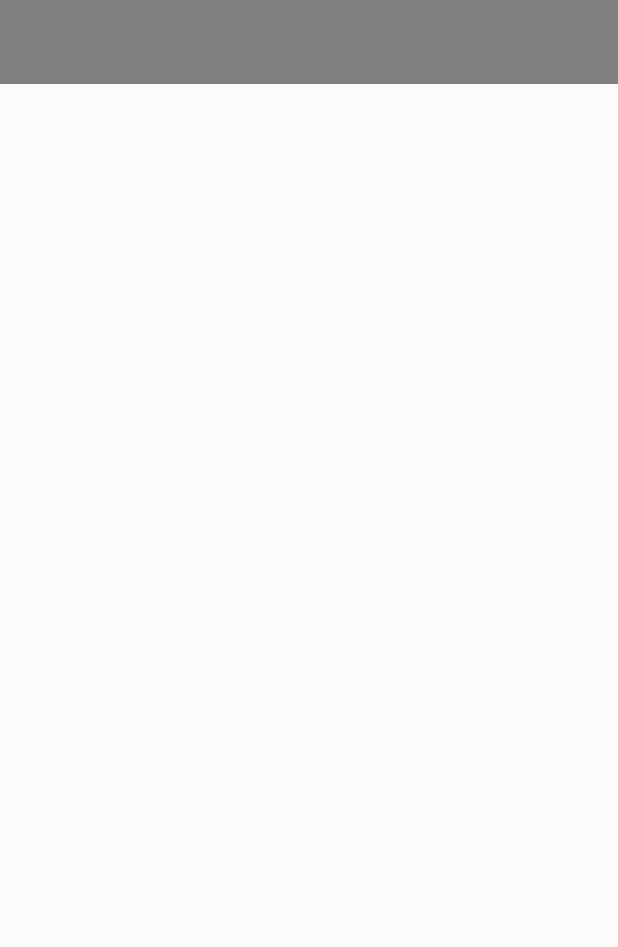
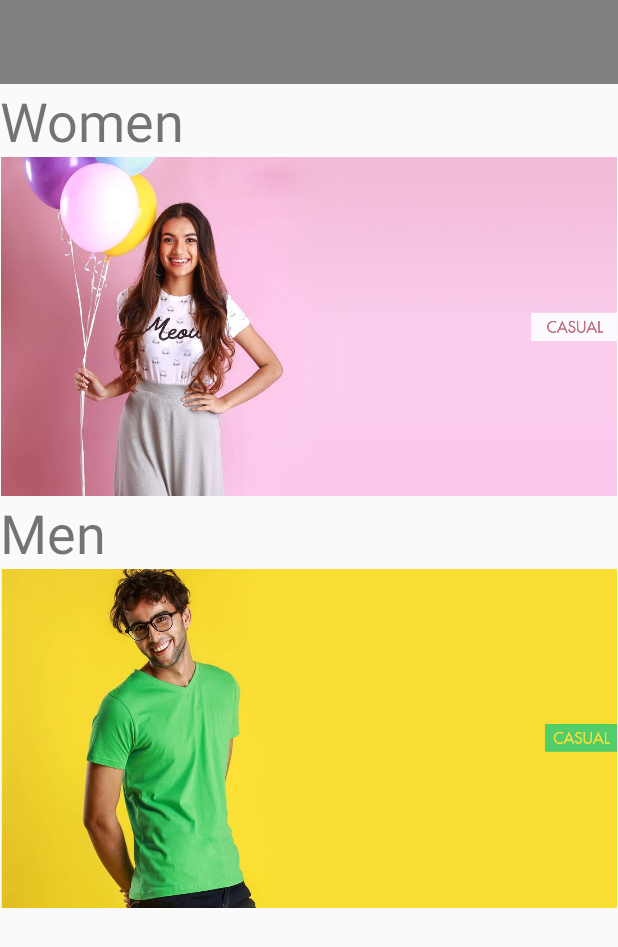
Before and after one commit to Udabanga/StyleOmega-CB007760, an Android app: the layout activity_home.xml on its own in the app's theme, with its tools: preview values and no code run, on a phone screen of 412 x 824 dp. Shown: the top 947 px of the screen. Run offline under Robolectric (Android 15) with nearby library versions, the phone set to English and light mode, and no system bars.

Commit message:
Added images

```diff
--- a/app/src/main/res/layout/activity_home.xml
+++ b/app/src/main/res/layout/activity_home.xml
@@ -8,21 +8,70 @@
     android:orientation="vertical"
     tools:openDrawer="end">
 
-    <RelativeLayout
+    <androidx.constraintlayout.widget.ConstraintLayout
         android:layout_width="match_parent"
         android:layout_height="match_parent">
 
         <androidx.appcompat.widget.Toolbar
-            android:id="@+id/toolbar"
+            android:id="@+id/toolbarAdmin"
             android:layout_width="match_parent"
             android:layout_height="wrap_content"
             android:background="?attr/colorPrimary"
             android:minHeight="?attr/actionBarSize"
-            android:theme="?attr/actionBarTheme" />
-    </RelativeLayout>
+            android:theme="?attr/actionBarTheme"
+            app:layout_constraintEnd_toEndOf="parent"
+            app:layout_constraintStart_toStartOf="parent"
+            app:layout_constraintTop_toTopOf="parent" />
+
+        <TextView
+            android:id="@+id/textView12"
+            android:layout_width="wrap_content"
+            android:layout_height="wrap_content"
+            android:text="Women"
+            android:textSize="36sp"
+            app:layout_constraintStart_toStartOf="parent"
+            app:layout_constraintTop_toBottomOf="@+id/toolbarAdmin" />
+
+        <ImageButton
+            android:id="@+id/womensCasualButton3"
+            android:layout_width="wrap_content"
+            android:layout_height="wrap_content"
+            android:adjustViewBounds="true"
+            android:padding="0dp"
+            android:scaleType="fitCenter"
+            app:layout_constraintEnd_toEndOf="parent"
+            app:layout_constraintHorizontal_bias="0.0"
+            app:layout_constraintStart_toStartOf="parent"
+            app:layout_constraintTop_toBottomOf="@+id/textView12"
+            app:srcCompat="@drawable/womens_casual" />
+
+        <TextView
+            android:id="@+id/textView14"
+            android:layout_width="wrap_content"
+            android:layout_height="wrap_content"
+            android:text="Men"
+            android:textSize="36sp"
+            app:layout_constraintStart_toStartOf="parent"
+            app:layout_constraintTop_toBottomOf="@+id/womensCasualButton3" />
+
+        <ImageButton
+            android:id="@+id/mensCasualButton"
+            android:layout_width="wrap_content"
+            android:layout_height="wrap_content"
+            android:adjustViewBounds="true"
+            android:padding="0dp"
+            android:scaleType="fitCenter"
+            app:layout_constraintEnd_toEndOf="parent"
+            app:layout_constraintHorizontal_bias="0.0"
+            app:layout_constraintStart_toStartOf="parent"
+            app:layout_constraintTop_toBottomOf="@+id/textView14"
+            app:srcCompat="@drawable/mens_casual" />
+
+
+    </androidx.constraintlayout.widget.ConstraintLayout>
 
     <com.google.android.material.navigation.NavigationView
-        android:id="@+id/navigationView"
+        android:id="@+id/navigationViewAdmin"
         android:layout_width="match_parent"
         android:layout_height="match_parent"
         android:layout_gravity="start"
```
Also changed, not shown: app/src/main/res/layout/activity_admin_home.xml (added, +37 -0 lines).
